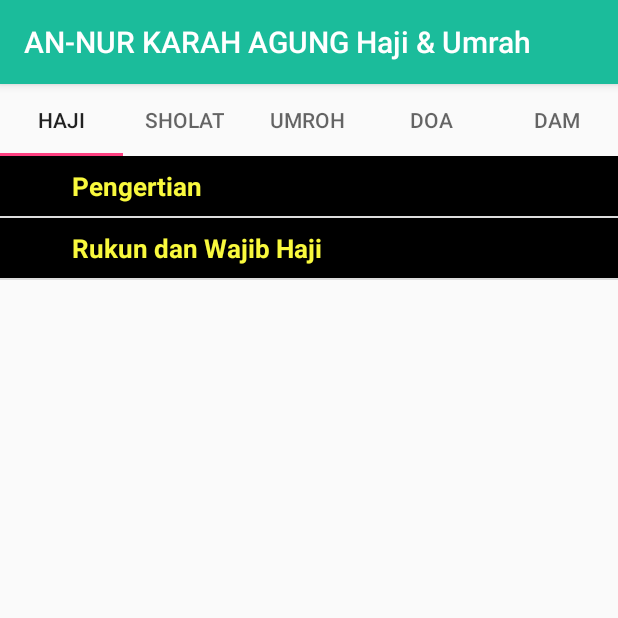
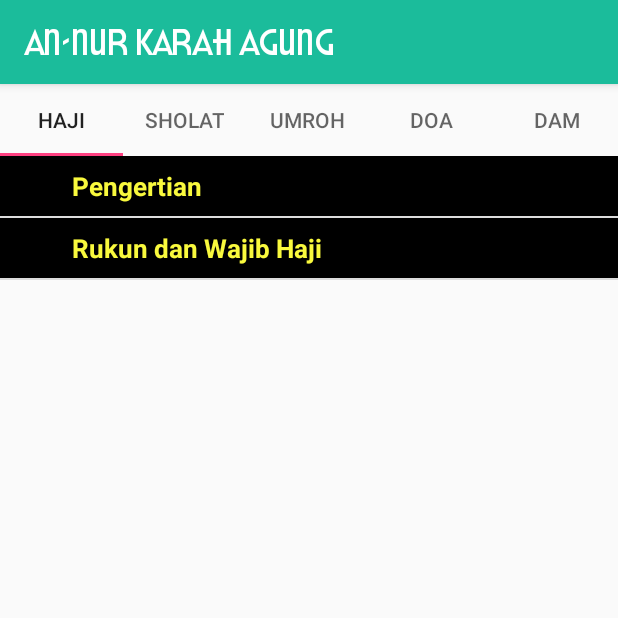
Before and after one commit to Yusriaja/HajidanUmroh, an Android app: the MainAct screen opened directly, with no data from a screen before it, on a phone screen of 412 x 824 dp, the top half of it. Run offline under Robolectric (Android 15) with nearby library versions, the phone set to English and light mode, and no system bars; Roboto replaces fonts that are not available here.

Commit message:
font assets

```diff
--- a/app/src/main/AndroidManifest.xml
+++ b/app/src/main/AndroidManifest.xml
@@ -4,13 +4,14 @@
 
     <application
         android:allowBackup="true"
-        android:icon="@mipmap/ic_launcher"
+        android:icon="@drawable/launcher_icon"
         android:label="@string/app_name"
-        android:roundIcon="@mipmap/ic_launcher_round"
+        android:roundIcon="@drawable/launcher_icon"
         android:supportsRtl="true"
         android:theme="@style/AppTheme">
         <activity
             android:name=".MainAct"
+            android:icon="@drawable/action_bar_icon"
             android:label="@string/title_act_main"
             android:theme="@style/AppTheme" />
         <activity android:name=".SplashScreenActivity">
--- a/app/src/main/java/com/d4it_b/hajidanumroh/MainAct.java
+++ b/app/src/main/java/com/d4it_b/hajidanumroh/MainAct.java
@@ -1,5 +1,6 @@
 package com.d4it_b.hajidanumroh;
 
+import android.graphics.Typeface;
 import android.os.Bundle;
 import android.support.design.widget.TabLayout;
 import android.support.v4.app.Fragment;
@@ -8,6 +9,7 @@ import android.support.v4.app.FragmentPagerAdapter;
 import android.support.v4.view.ViewPager;
 import android.support.v7.app.AppCompatActivity;
 import android.support.v7.widget.Toolbar;
+import android.widget.TextView;
 
 import com.d4it_b.hajidanumroh.fragment.FragmentSubMenu;
 
@@ -35,6 +37,13 @@ public class MainAct extends AppCompatActivity{
 
         TabLayout tabLayout = (TabLayout) findViewById(R.id.tabs);
         tabLayout.setupWithViewPager(viewPager);
+
+        TextView text = (TextView) findViewById(R.id.activityLabel);
+        Typeface tf = Typeface.createFromAsset(getAssets(), "fonts/Honej.ttf");
+        text.setTypeface(tf);
+
+
+
     }
 
     private void setupViewPager(ViewPager viewPager){
--- a/app/src/main/res/layout/act_main.xml
+++ b/app/src/main/res/layout/act_main.xml
@@ -16,7 +16,18 @@
             android:layout_width="match_parent"
             android:layout_height="?attr/actionBarSize"
             android:background="?attr/colorPrimary"
-            app:popupTheme="@style/AppTheme.PopupOverlay" />
+            app:popupTheme="@style/AppTheme.PopupOverlay" >
+
+            <TextView
+                android:id="@+id/activityLabel"
+                android:layout_width="match_parent"
+                android:layout_height="match_parent"
+                android:layout_weight="1"
+                android:gravity="center_vertical|start"
+                android:text="@string/main_act_title"
+                android:textColor="@android:color/background_light"
+                android:textSize="18sp" />
+        </android.support.v7.widget.Toolbar>
 
     </android.support.design.widget.AppBarLayout>
 
--- a/app/src/main/res/values/strings.xml
+++ b/app/src/main/res/values/strings.xml
@@ -1,7 +1,8 @@
 <resources>
     <string name="app_name">HajidanUmroh</string>
     <string name="title_activity_panduan">PanduanActivity</string>
-    <string name="title_act_main">AN-NUR KARAH AGUNG Haji &amp; Umrah</string>
+    <string name="title_act_main"> ~ </string>
+    <string name="main_act_title">AN-NUR KARAH AGUNG</string>
 
     <!-- TODO: Remove or change this placeholder text -->
     <string name="hello_blank_fragment">Hello blank fragment</string>
```
Also changed, not shown: app/src/main/assets/fonts/Honej.ttf (added), app/src/main/assets/fonts/Serpentine.ttf (added), app/src/main/res/drawable-hdpi/action_bar_icon.png (added), app/src/main/res/drawable-hdpi/launcher_icon.png (added), app/src/main/res/drawable-mdpi/action_bar_icon.png (added), app/src/main/res/drawable-mdpi/launcher_icon.png (added), app/src/main/res/drawable-xhdpi/action_bar_icon.png (added), app/src/main/res/drawable-xhdpi/launcher_icon.png (added), app/src/main/res/drawable-xxhdpi/action_bar_icon.png (added), app/src/main/res/drawable-xxhdpi/launcher_icon.png (added), app/src/main/res/drawable-xxxhdpi/action_bar_icon.png (added), app/src/main/res/drawable-xxxhdpi/launcher_icon.png (added), 1 other file.
